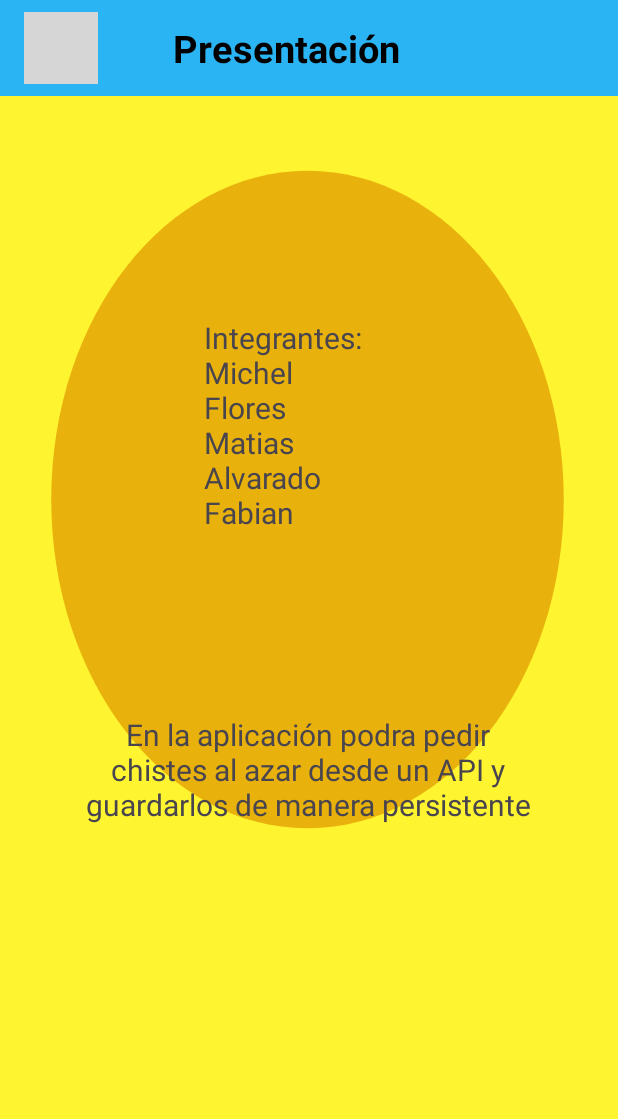
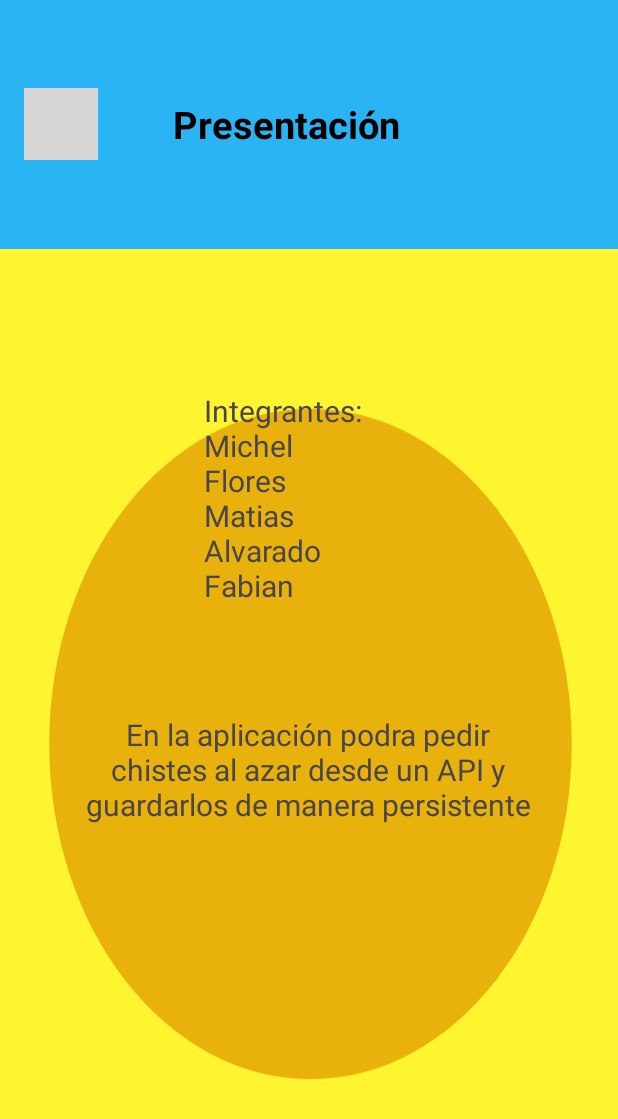
Before and after one commit to flores082/Chistes-y-mas-Chistes, an Android app: the Presentacion screen opened directly, with no data from a screen before it, on a phone screen of 412 x 824 dp. Shown: the top 1119 px of the screen. Run offline under Robolectric (Android 15) with nearby library versions, the phone set to English and light mode, and no system bars; grey boxes are pictures that could not be loaded.

Commit message:
vistas y arreglos

```diff
--- a/app/src/main/java/com/example/flores_Alvarado_Sepulveda/chistesymaschistes/Listas/Lista_chistes.kt
+++ b/app/src/main/java/com/example/flores_Alvarado_Sepulveda/chistesymaschistes/Listas/Lista_chistes.kt
@@ -1,5 +1,6 @@
 package com.example.flores_Alvarado_Sepulveda.chistesymaschistes.Listas
 
+import android.media.MediaPlayer
 import androidx.appcompat.app.AppCompatActivity
 import android.os.Bundle
 import android.view.Menu
@@ -8,9 +9,13 @@ import android.widget.ImageButton
 import com.example.flores_Alvarado_Sepulveda.chistesymaschistes.R
 
 class Lista_chistes : AppCompatActivity() {
+
+    private lateinit var mediaPlayer:MediaPlayer
     override fun onCreate(savedInstanceState: Bundle?) {
         super.onCreate(savedInstanceState)
         setContentView(R.layout.activity_lista_chistes)
+
+        mediaPlayer = MediaPlayer.create(this, R.raw.precionar_boton)
 
         val toolbar = findViewById<androidx.appcompat.widget.Toolbar>(R.id.myToolbar)
         setSupportActionBar(toolbar)
@@ -18,6 +23,7 @@ class Lista_chistes : AppCompatActivity() {
         // Configurar el botón de retorno (flecha)
         val btnBack: ImageButton = findViewById(R.id.btnBack)
         btnBack.setOnClickListener {
+            mediaPlayer.start()
             // Acciones al presionar la flecha de retorno
             onBackPressed()
         }
--- a/app/src/main/java/com/example/flores_Alvarado_Sepulveda/chistesymaschistes/Listas/Llamar_chistes.kt
+++ b/app/src/main/java/com/example/flores_Alvarado_Sepulveda/chistesymaschistes/Listas/Llamar_chistes.kt
@@ -1,5 +1,6 @@
 package com.example.flores_Alvarado_Sepulveda.chistesymaschistes.Listas
 
+import android.media.MediaPlayer
 import androidx.appcompat.app.AppCompatActivity
 import android.os.Bundle
 import android.view.Menu
@@ -8,9 +9,12 @@ import android.widget.ImageButton
 import com.example.flores_Alvarado_Sepulveda.chistesymaschistes.R
 
 class Llamar_chistes : AppCompatActivity() {
+    private lateinit var mediaPlayer: MediaPlayer
     override fun onCreate(savedInstanceState: Bundle?) {
         super.onCreate(savedInstanceState)
         setContentView(R.layout.activity_llamar_chistes)
+
+        mediaPlayer =MediaPlayer.create(this, R.raw.precionar_boton)
 
         val toolbar = findViewById<androidx.appcompat.widget.Toolbar>(R.id.myToolbar)
         setSupportActionBar(toolbar)
@@ -18,6 +22,7 @@ class Llamar_chistes : AppCompatActivity() {
         // Configurar el botón de retorno (flecha)
         val btnBack: ImageButton = findViewById(R.id.btnBack)
         btnBack.setOnClickListener {
+            mediaPlayer.start()
             // Acciones al presionar la flecha de retorno
             onBackPressed()
         }
--- a/app/src/main/res/layout/activity_chiste_guardado.xml
+++ b/app/src/main/res/layout/activity_chiste_guardado.xml
@@ -3,7 +3,8 @@
     xmlns:app="http://schemas.android.com/apk/res-auto"
     xmlns:tools="http://schemas.android.com/tools"
     android:layout_width="match_parent"
-    android:layout_height="match_parent">
+    android:layout_height="match_parent"
+    android:background="@color/yellow">
 
     <LinearLayout
         android:id="@+id/linearLayout4"
--- a/app/src/main/res/layout/activity_chiste_mostrado.xml
+++ b/app/src/main/res/layout/activity_chiste_mostrado.xml
@@ -3,7 +3,8 @@
     xmlns:app="http://schemas.android.com/apk/res-auto"
     xmlns:tools="http://schemas.android.com/tools"
     android:layout_width="match_parent"
-    android:layout_height="match_parent">
+    android:layout_height="match_parent"
+    android:background="@color/yellow">
 
     <LinearLayout
         android:id="@+id/linearLayout4"
--- a/app/src/main/res/layout/activity_presentacion.xml
+++ b/app/src/main/res/layout/activity_presentacion.xml
@@ -4,17 +4,19 @@
     xmlns:tools="http://schemas.android.com/tools"
     android:layout_width="match_parent"
     android:layout_height="match_parent"
-    tools:context=".About.Presentacion"
-    android:background="@color/yellow">
+    android:background="@color/yellow"
+    tools:context=".About.Presentacion">
 
 
     <ImageView
         android:id="@+id/imageView2"
-        android:layout_width="410dp"
-        android:layout_height="666dp"
-        app:srcCompat="@drawable/baseline_circle_24"
-        tools:layout_editor_absoluteX="2dp"
-        tools:layout_editor_absoluteY="66dp" />
+        android:layout_width="418dp"
+        android:layout_height="656dp"
+        app:layout_constraintBottom_toBottomOf="parent"
+        app:layout_constraintEnd_toEndOf="parent"
+        app:layout_constraintStart_toStartOf="parent"
+        app:layout_constraintTop_toBottomOf="@+id/myToolbar"
+        app:srcCompat="@drawable/baseline_circle_24" />
 
     <TextView
         android:id="@+id/textView6"
@@ -29,7 +31,7 @@
         app:layout_constraintHorizontal_bias="0.454"
         app:layout_constraintStart_toStartOf="parent"
         app:layout_constraintTop_toTopOf="parent"
-        app:layout_constraintVertical_bias="0.063" />
+        app:layout_constraintVertical_bias="0.16" />
 
     <TextView
         android:id="@+id/textView5"
@@ -49,21 +51,24 @@
 
     <androidx.appcompat.widget.Toolbar
         android:id="@+id/myToolbar"
-        android:layout_width="match_parent"
-        android:layout_height="?attr/actionBarSize"
+        android:layout_width="0dp"
+        android:layout_height="0dp"
+        android:layout_marginBottom="2dp"
         android:background="@color/sky_blue"
         android:elevation="4dp"
         android:gravity="center"
+        app:layout_constraintBottom_toTopOf="@+id/imageView2"
+        app:layout_constraintEnd_toEndOf="parent"
+        app:layout_constraintStart_toStartOf="parent"
+        app:layout_constraintTop_toTopOf="parent"
         app:popupTheme="@style/ThemeOverlay.AppCompat.Light"
-        tools:ignore="MissingConstraints"
-        tools:layout_editor_absoluteX="-180dp"
-        tools:layout_editor_absoluteY="0dp">
+        tools:ignore="MissingConstraints">
 
         <LinearLayout
             android:layout_width="match_parent"
             android:layout_height="match_parent"
-            android:orientation="horizontal"
-            android:gravity="center">
+            android:gravity="center"
+            android:orientation="horizontal">
 
             <!-- Botón de retorno (flecha) -->
             <ImageButton
```
Also changed, not shown: app/src/main/java/com/example/flores_Alvarado_Sepulveda/chistesymaschistes/MainActivity.kt (+32 -0 lines), app/src/main/res/layout/activity_main.xml (+35 -0 lines), 2 other files.
